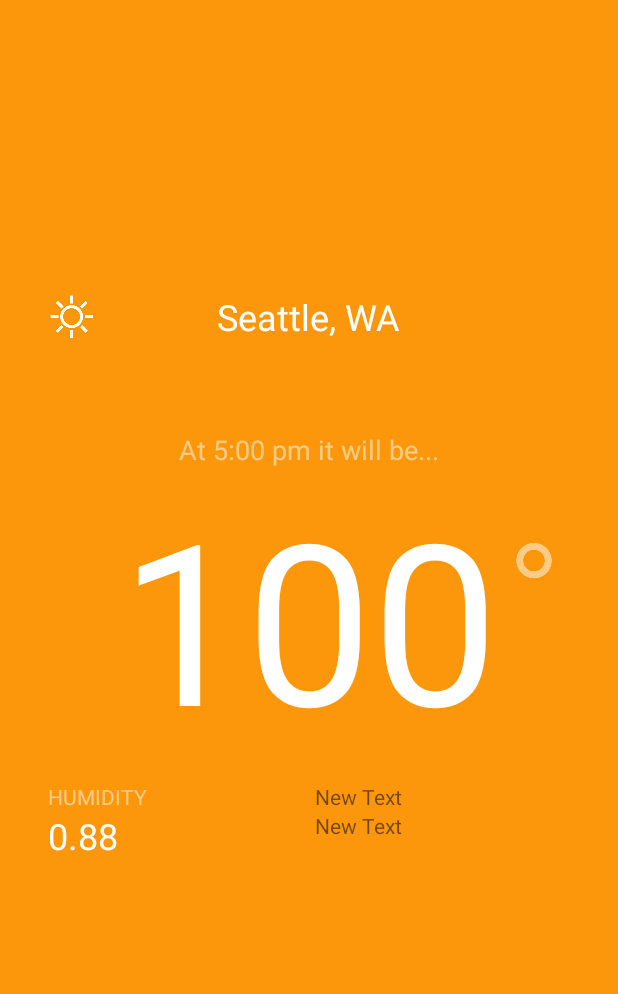
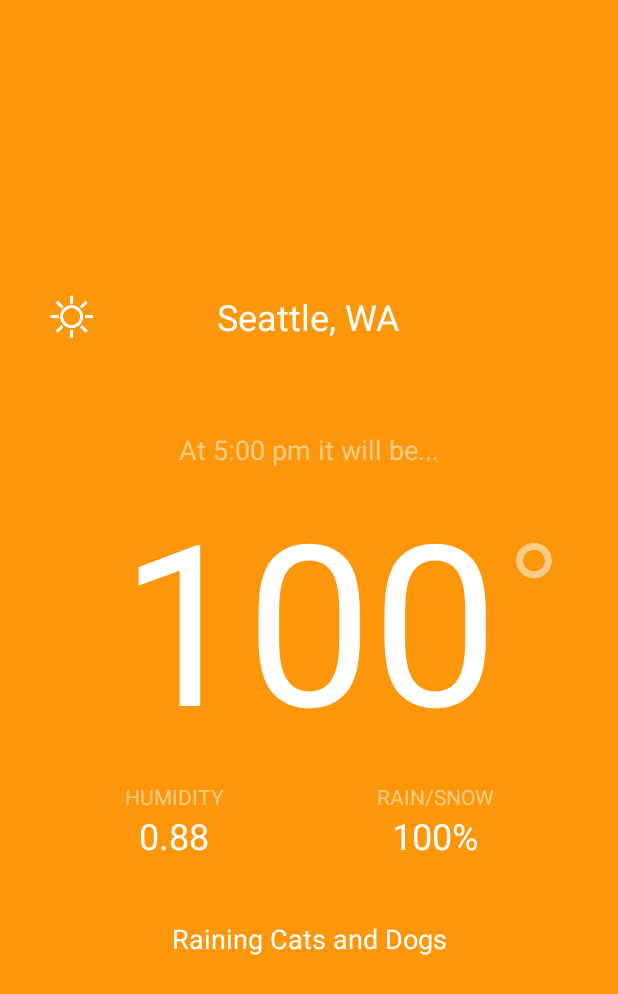
Before and after one commit to dcorns/Stormy, an Android app: the screen it shows after launch (MainActivity), on a phone screen of 412 x 824 dp. Shown: the top 994 px of the screen. Run offline under Robolectric (Android 15) with nearby library versions, the phone set to English and light mode, and no system bars.

Commit message:
refine alignment of lower views and add summary view

```diff
--- a/app/src/main/res/layout/content_main.xml
+++ b/app/src/main/res/layout/content_main.xml
@@ -72,7 +72,8 @@
         android:layout_height="wrap_content"
         android:layout_centerHorizontal="true"
         android:layout_below="@+id/temperatureLabel"
-        android:layout_marginTop="10dp">
+        android:layout_marginTop="10dp"
+        android:id="@+id/LinearLayout">
 
         <LinearLayout
             android:orientation="vertical"
@@ -82,38 +83,58 @@
             android:weightSum="100">
 
             <TextView
-                android:layout_width="wrap_content"
+                android:layout_width="match_parent"
                 android:layout_height="wrap_content"
                 android:text="HUMIDITY"
                 android:id="@+id/humidityLabel"
-                android:textColor="#80ffffff"/>
+                android:textColor="#80ffffff"
+                android:gravity="center_horizontal"/>
 
             <TextView
-                android:layout_width="wrap_content"
+                android:layout_width="match_parent"
                 android:layout_height="wrap_content"
                 android:text="0.88"
                 android:id="@+id/humidityValue"
                 android:textColor="@android:color/white"
-                android:textSize="24sp"/>
+                android:textSize="24sp"
+                android:gravity="center_horizontal"/>
         </LinearLayout>
 
         <LinearLayout
             android:orientation="vertical"
             android:layout_width="wrap_content"
             android:layout_height="match_parent"
-            android:layout_weight="50">
+            android:layout_weight="50"
+            android:weightSum="100">
 
             <TextView
-                android:layout_width="wrap_content"
+                android:layout_width="match_parent"
                 android:layout_height="wrap_content"
-                android:text="New Text"
-                android:id="@+id/textView"/>
+                android:text="RAIN/SNOW"
+                android:id="@+id/precipLabel"
+                android:textColor="#80FFFFFF"
+                android:gravity="center_horizontal"/>
 
             <TextView
-                android:layout_width="wrap_content"
+                android:layout_width="match_parent"
                 android:layout_height="wrap_content"
-                android:text="New Text"
-                android:id="@+id/textView2"/>
+                android:text="100%"
+                android:id="@+id/precipValue"
+                android:textColor="@android:color/white"
+                android:textSize="24sp"
+                android:gravity="center_horizontal"/>
         </LinearLayout>
     </LinearLayout>
+
+    <TextView
+        android:layout_width="match_parent"
+        android:layout_height="wrap_content"
+        android:text="Raining Cats and Dogs"
+        android:id="@+id/textView"
+        android:layout_below = "@+id/LinearLayout"
+        android:layout_centerHorizontal="true"
+        android:layout_marginTop="40dp"
+        android:textColor="@android:color/white"
+        android:textSize="18dp"
+        android:gravity="center_horizontal"/>
 </RelativeLayout>
```
